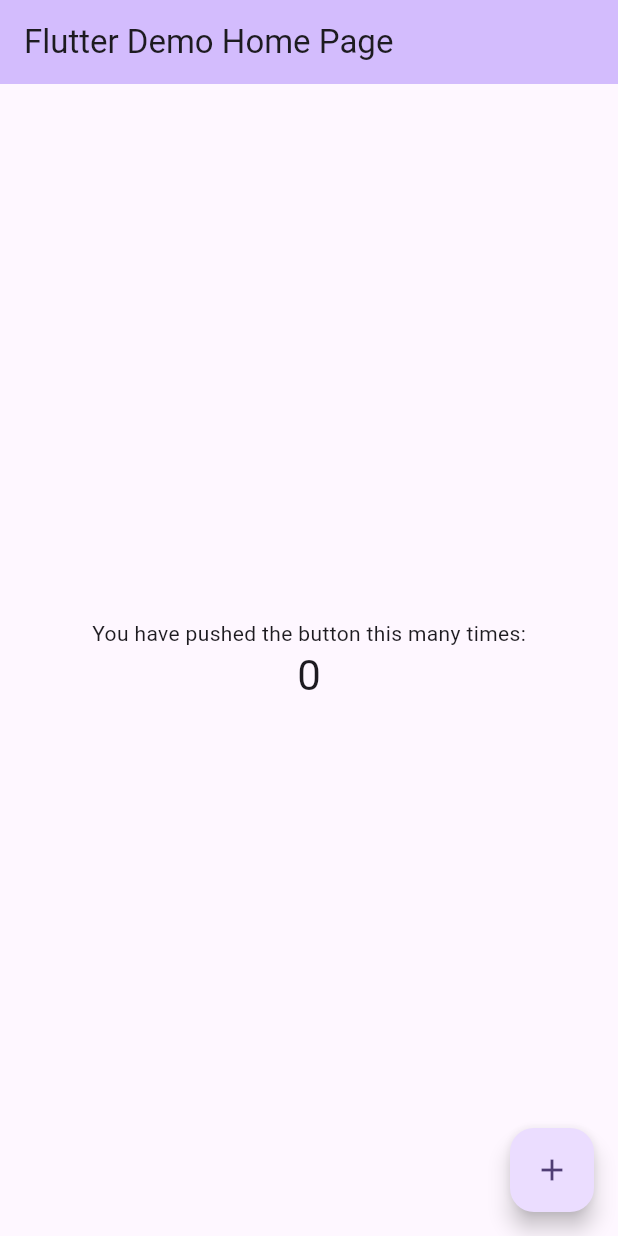
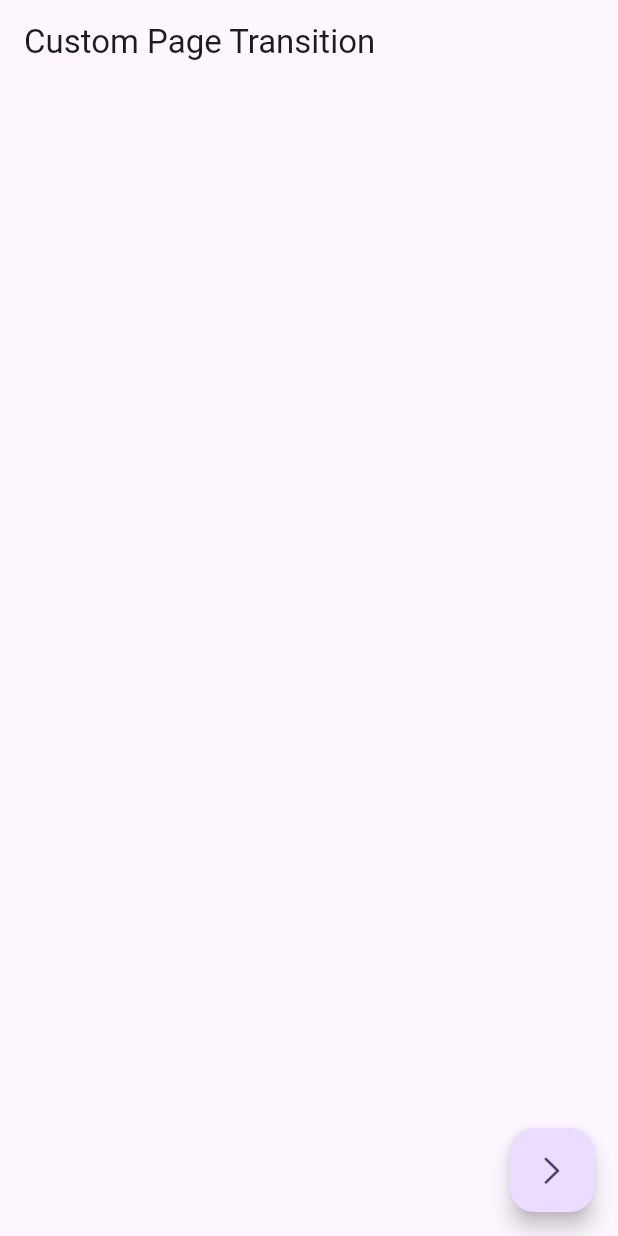
Before and after one commit to Atuoha/page_transition, a Flutter app: the screen it shows after launch, on a phone screen of 412 x 824 dp. Run offline on Flutter 3.47's test engine with Material 3 defaults, Android fonts, the phone set to English and light mode, and no system bars.

Commit message:
ui setup

```diff
--- a/lib/main.dart
+++ b/lib/main.dart
@@ -1,4 +1,5 @@
 import 'package:flutter/material.dart';
+import 'package:page_transition/screens/page1.dart';
 
 void main() {
   runApp(const MyApp());
@@ -7,119 +8,15 @@
 class MyApp extends StatelessWidget {
   const MyApp({super.key});
 
-  // This widget is the root of your application.
   @override
   Widget build(BuildContext context) {
     return MaterialApp(
       title: 'Flutter Demo',
       theme: ThemeData(
-        // This is the theme of your application.
-        //
-        // TRY THIS: Try running your application with "flutter run". You'll see
-        // the application has a purple toolbar. Then, without quitting the app,
-        // try changing the seedColor in the colorScheme below to Colors.green
-        // and then invoke "hot reload" (save your changes or press the "hot
-        // reload" button in a Flutter-supported IDE, or press "r" if you used
-        // the command line to start the app).
-        //
-        // Notice that the counter didn't reset back to zero; the application
-        // state is not lost during the reload. To reset the state, use hot
-        // restart instead.
-        //
-        // This works for code too, not just values: Most code changes can be
-        // tested with just a hot reload.
         colorScheme: ColorScheme.fromSeed(seedColor: Colors.deepPurple),
         useMaterial3: true,
       ),
-      home: const MyHomePage(title: 'Flutter Demo Home Page'),
+      home: const Page1(),
     );
   }
 }
-
-class MyHomePage extends StatefulWidget {
-  const MyHomePage({super.key, required this.title});
-
-  // This widget is the home page of your application. It is stateful, meaning
-  // that it has a State object (defined below) that contains fields that affect
-  // how it looks.
-
-  // This class is the configuration for the state. It holds the values (in this
-  // case the title) provided by the parent (in this case the App widget) and
-  // used by the build method of the State. Fields in a Widget subclass are
-  // always marked "final".
-
-  final String title;
-
-  @override
-  State<MyHomePage> createState() => _MyHomePageState();
-}
-
-class _MyHomePageState extends State<MyHomePage> {
-  int _counter = 0;
-
-  void _incrementCounter() {
-    setState(() {
-      // This call to setState tells the Flutter framework that something has
-      // changed in this State, which causes it to rerun the build method below
-      // so that the display can reflect the updated values. If we changed
-      // _counter without calling setState(), then the build method would not be
-      // called again, and so nothing would appear to happen.
-      _counter++;
-    });
-  }
-
-  @override
-  Widget build(BuildContext context) {
-    // This method is rerun every time setState is called, for instance as done
-    // by the _incrementCounter method above.
-    //
-    // The Flutter framework has been optimized to make rerunning build methods
-    // fast, so that you can just rebuild anything that needs updating rather
-    // than having to individually change instances of widgets.
-    return Scaffold(
-      appBar: AppBar(
-        // TRY THIS: Try changing the color here to a specific color (to
-        // Colors.amber, perhaps?) and trigger a hot reload to see the AppBar
-        // change color while the other colors stay the same.
-        backgroundColor: Theme.of(context).colorScheme.inversePrimary,
-        // Here we take the value from the MyHomePage object that was created by
-        // the App.build method, and use it to set our appbar title.
-        title: Text(widget.title),
-      ),
-      body: Center(
-        // Center is a layout widget. It takes a single child and positions it
-        // in the middle of the parent.
-        child: Column(
-          // Column is also a layout widget. It takes a list of children and
-          // arranges them vertically. By default, it sizes itself to fit its
-          // children horizontally, and tries to be as tall as its parent.
-          //
-          // Column has various properties to control how it sizes itself and
-          // how it positions its children. Here we use mainAxisAlignment to
-          // center the children vertically; the main axis here is the vertical
-          // axis because Columns are vertical (the cross axis would be
-          // horizontal).
-          //
-          // TRY THIS: Invoke "debug painting" (choose the "Toggle Debug Paint"
-          // action in the IDE, or press "p" in the console), to see the
-          // wireframe for each widget.
-          mainAxisAlignment: MainAxisAlignment.center,
-          children: <Widget>[
-            const Text(
-              'You have pushed the button this many times:',
-            ),
-            Text(
-              '$_counter',
-              style: Theme.of(context).textTheme.headlineMedium,
-            ),
-          ],
-        ),
-      ),
-      floatingActionButton: FloatingActionButton(
-        onPressed: _incrementCounter,
-        tooltip: 'Increment',
-        child: const Icon(Icons.add),
-      ), // This trailing comma makes auto-formatting nicer for build methods.
-    );
-  }
-}
--- /dev/null
+++ b/lib/screens/page1.dart
@@ -0,0 +1,24 @@
+import 'package:flutter/cupertino.dart';
+import 'package:flutter/material.dart';
+import 'package:page_transition/screens/page2.dart';
+
+class Page1 extends StatelessWidget {
+  const Page1({super.key});
+
+  @override
+  Widget build(BuildContext context) {
+    return Scaffold(
+      appBar: AppBar(
+        title: const Text('Custom Page Transition'),
+      ),
+      floatingActionButton: FloatingActionButton(
+        onPressed: () => Navigator.of(context).push(
+          MaterialPageRoute(
+            builder: (context) => Page2(),
+          ),
+        ),
+        child: const Icon(CupertinoIcons.chevron_right),
+      ),
+    );
+  }
+}
```
Also changed, not shown: lib/screens/page2.dart (added, +31 -0 lines).
